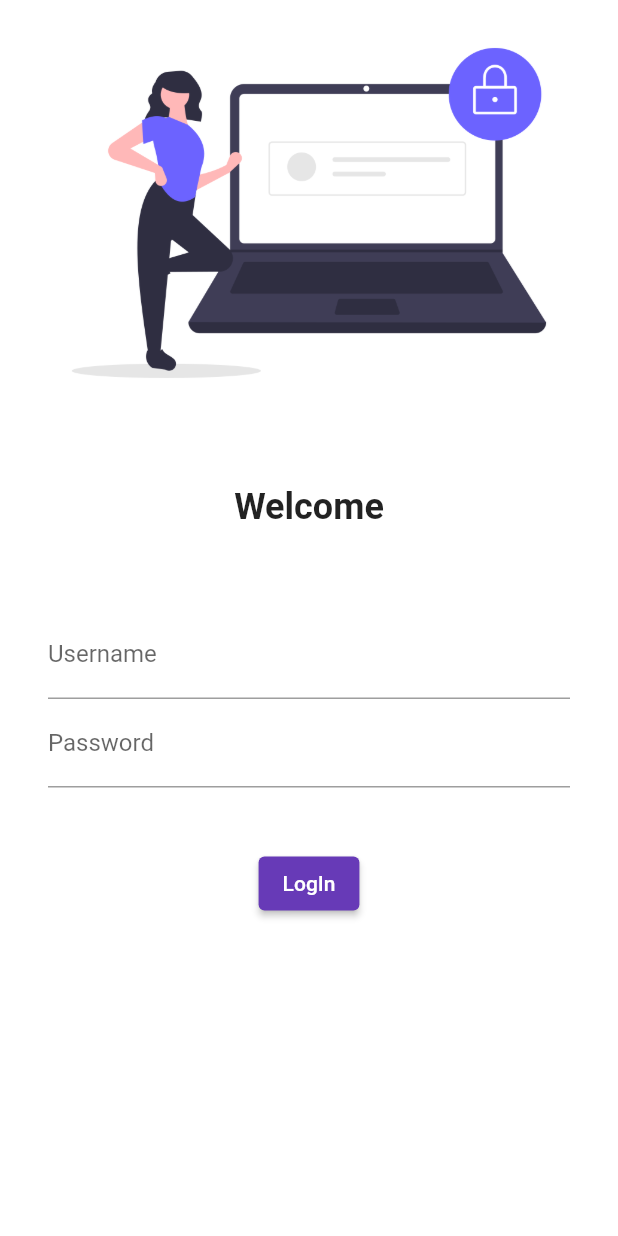
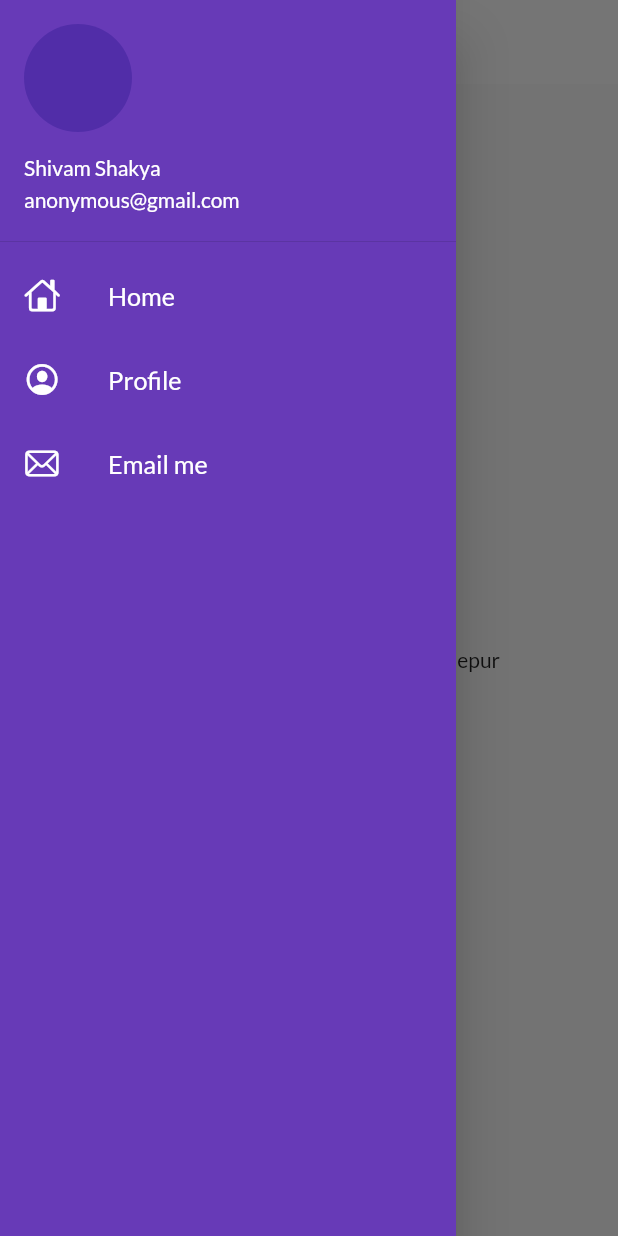
Before and after one commit to Shivu21/30DaysofFlutter, a Flutter app: the screen it shows after launch, with the side drawer open (before the commit the screen has no drawer), on a phone screen of 412 x 824 dp. Run offline on Flutter 3.47's test engine with Material 2 defaults, Android fonts, the phone set to English and light mode, and no system bars; our stand-ins replace google_fonts.

Commit message:
themes extracted

```diff
--- a/lib/main.dart
+++ b/lib/main.dart
@@ -1,8 +1,9 @@
 import 'package:flutter/material.dart';
-import 'package:google_fonts/google_fonts.dart';
 import 'package:starter_app/pages/login_page.dart';
 import 'package:starter_app/utils/routes.dart';
+import 'package:starter_app/widgets/theme.dart';
 import 'pages/home_page.dart';
+
 void main() {
   runApp(MyApp());
 }
@@ -12,18 +13,14 @@ class MyApp extends StatelessWidget {
   Widget build(BuildContext context) {
     return MaterialApp(
       themeMode: ThemeMode.light,
-      theme: ThemeData(
-        primarySwatch: Colors.deepPurple,
-        // fontFamily: GoogleFonts.lato().fontFamily,
-      ),
-      darkTheme: ThemeData(
-        brightness: Brightness.dark,
-      ),
-      initialRoute: "/",
+      theme: MyTheme.lightTheme(context),
+      darkTheme: MyTheme.darkTheme(context),
+      debugShowCheckedModeBanner: false,
+      initialRoute: MyRoutes.homeRoute,
       routes: {
-        "/": (context)=> loginpage(),
-        MyRoutes.homeRoute: (context)=> HomePage(),
-        MyRoutes.loginRoute: (context)=> loginpage(),
+        "/": (context) => LoginPage(),
+        MyRoutes.homeRoute: (context) => HomePage(),
+        MyRoutes.loginRoute: (context) => LoginPage()
       },
     );
   }
--- a/lib/pages/home_page.dart
+++ b/lib/pages/home_page.dart
@@ -1,8 +1,9 @@
 import 'package:flutter/material.dart';
+import 'package:starter_app/widgets/drawer.dart';
 
 class HomePage extends StatelessWidget {
   final int days = 30;
-  final String name = "Shivam";
+  final String name = "Codepur";
   @override
   Widget build(BuildContext context) {
     return Scaffold(
@@ -11,10 +12,10 @@ class HomePage extends StatelessWidget {
       ),
       body: Center(
         child: Container(
-          child: Text("Welcome to  $days days of Flutter by $name"),
+          child: Text("Welcome to $days days of flutter by $name"),
         ),
       ),
-      drawer: Drawer(),
+      drawer: MyDrawer(),
     );
   }
 }
--- /dev/null
+++ b/lib/widgets/drawer.dart
@@ -0,0 +1,67 @@
+import 'package:flutter/cupertino.dart';
+import 'package:flutter/material.dart';
+
+class MyDrawer extends StatelessWidget {
+  @override
+  Widget build(BuildContext context) {
+    return Drawer(
+      child: Container(
+        color: Colors.deepPurple,
+        child: ListView(
+          padding: EdgeInsets.zero,
+          children: [
+            DrawerHeader(
+              padding: EdgeInsets.zero,
+              child: UserAccountsDrawerHeader(
+                margin: EdgeInsets.zero,
+                accountName: Text("Shivam Shakya"),
+                accountEmail: Text("anonymous@gmail.com"),
+                currentAccountPicture: CircleAvatar(
+                ),
+              ),
+            ),
+            ListTile(
+              leading: Icon(
+                CupertinoIcons.home,
+                color: Colors.white,
+              ),
+              title: Text(
+                "Home",
+                textScaleFactor: 1.2,
+                style: TextStyle(
+                  color: Colors.white,
+                ),
+              ),
+            ),
+            ListTile(
+              leading: Icon(
+                CupertinoIcons.profile_circled,
+                color: Colors.white,
+              ),
+              title: Text(
+                "Profile",
+                textScaleFactor: 1.2,
+                style: TextStyle(
+                  color: Colors.white,
+                ),
+              ),
+            ),
+            ListTile(
+              leading: Icon(
+                CupertinoIcons.mail,
+                color: Colors.white,
+              ),
+              title: Text(
+                "Email me",
+                textScaleFactor: 1.2,
+                style: TextStyle(
+                  color: Colors.white,
+                ),
+              ),
+            )
+          ],
+        ),
+      ),
+    );
+  }
+}
--- /dev/null
+++ b/lib/widgets/theme.dart
@@ -0,0 +1,18 @@
+import 'package:flutter/material.dart';
+import 'package:google_fonts/google_fonts.dart';
+
+class MyTheme {
+  static ThemeData lightTheme(BuildContext context) => ThemeData(
+      primarySwatch: Colors.deepPurple,
+      fontFamily: GoogleFonts.lato().fontFamily,
+      appBarTheme: AppBarTheme(
+        color: Colors.white,
+        elevation: 0.0,
+        iconTheme: IconThemeData(color: Colors.black),
+        textTheme: Theme.of(context).textTheme,
+      ));
+
+  static ThemeData darkTheme(BuildContext context) => ThemeData(
+        brightness: Brightness.dark,
+      );
+}
```
Also changed, not shown: lib/models/catalog.dart (added, +10 -0 lines), lib/pages/login_page.dart (+99 -33 lines), assets/images/hey.png (added), lib/utils/routes.dart (line endings or trailing spaces).
